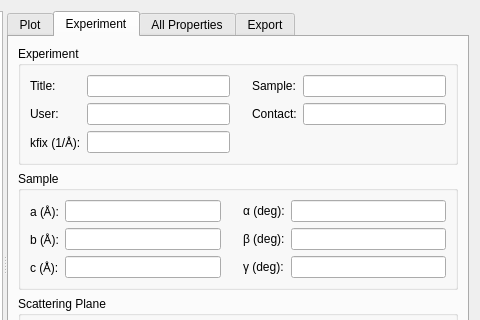
tweber-ill/frm_mirror-takin1, file ui/scanviewer.ui: the form before one commit; both pictures show x 305 to 785 and y 0 to 320 of the 785 by 528 pixel window.
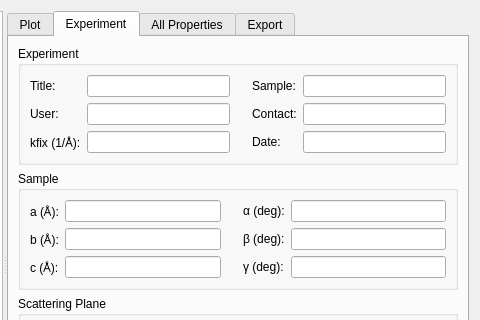
The form after the commit. The open tabs and pages were chosen to show the change. Custom widgets are drawn as their Qt base class.

Diff of the .ui file:
```diff
--- a/ui/scanviewer.ui
+++ b/ui/scanviewer.ui
@@ -309,6 +309,20 @@
                 </property>
                </widget>
               </item>
+              <item row="2" column="4">
+               <widget class="QLineEdit" name="editTimestamp">
+                <property name="readOnly">
+                 <bool>true</bool>
+                </property>
+               </widget>
+              </item>
+              <item row="2" column="3">
+               <widget class="QLabel" name="label_15">
+                <property name="text">
+                 <string>Date:</string>
+                </property>
+               </widget>
+              </item>
              </layout>
             </widget>
            </item>
```
Left out of the diff: 3 changed lines with no effect on the pictures.
